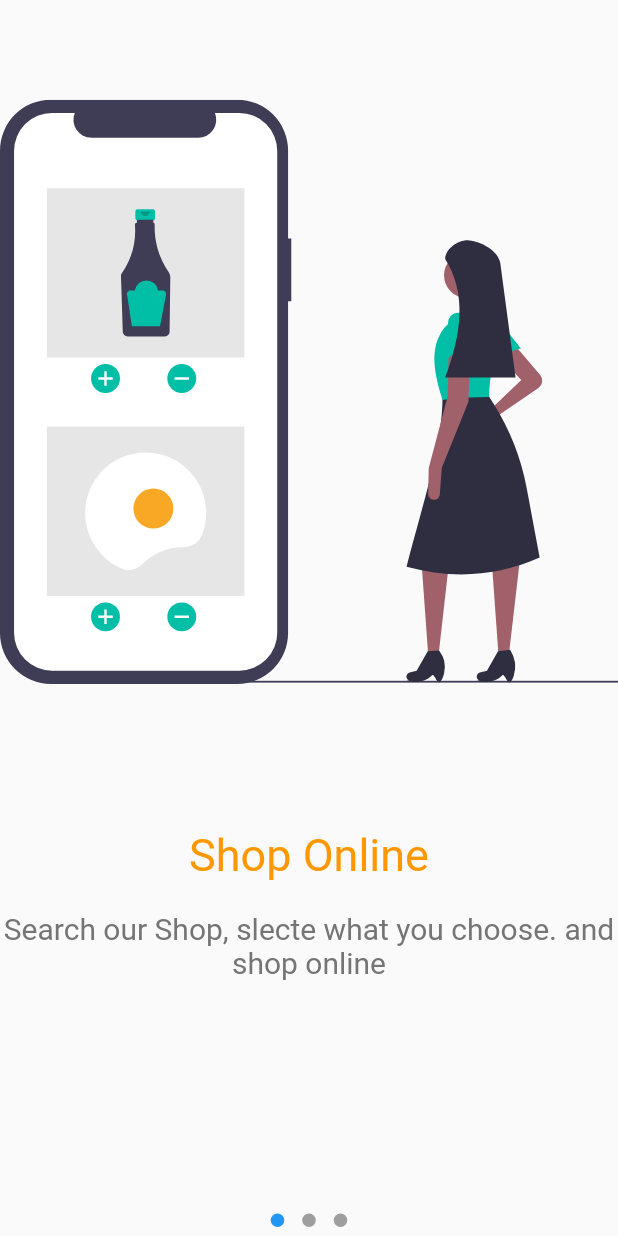
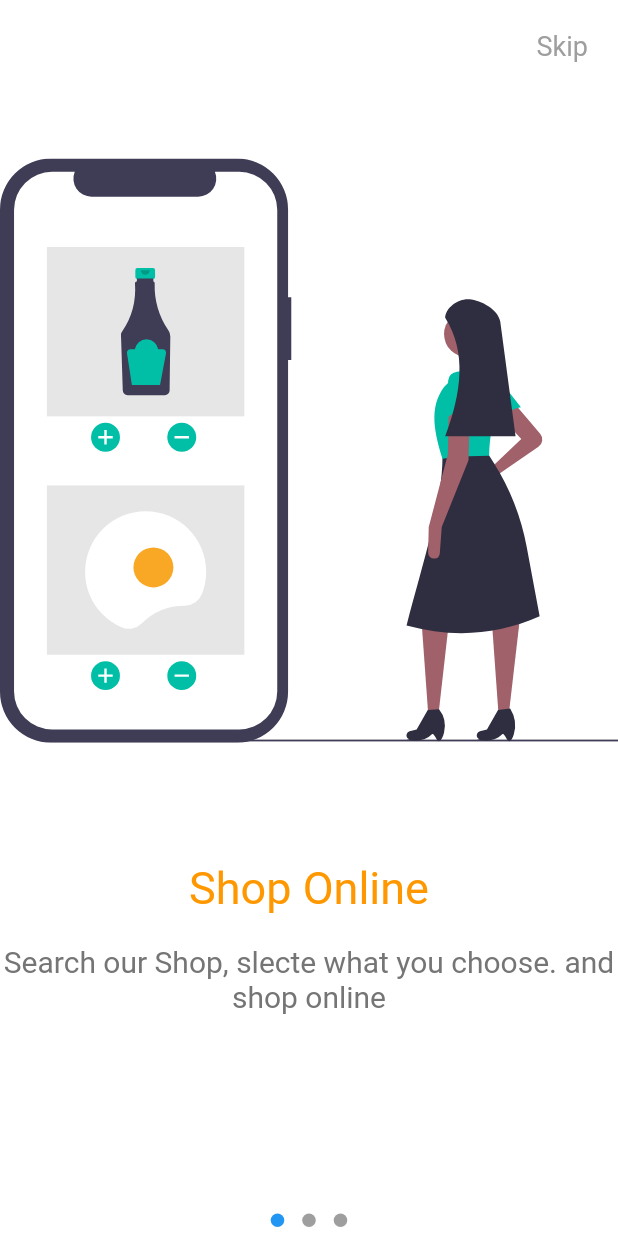
Before and after one commit to manishankarvakta/on_boarding_screen, a Flutter app: the screen it shows after launch, on a phone screen of 412 x 824 dp. Run offline on Flutter 3.47's test engine with Material 2 defaults, Android fonts, the light colour scheme and no system bars; drawn by our look-alikes of dots_indicator; our stand-ins replace flutter_svg.

Commit message:
add appbar and actionss

```diff
--- a/lib/main.dart
+++ b/lib/main.dart
@@ -46,6 +46,23 @@ class _MyHomePageState extends State<MyHomePage> {
   @override
   Widget build(BuildContext context) {
     return Scaffold(
+      backgroundColor: Colors.white,
+      appBar: AppBar(
+        elevation: 0,
+        backgroundColor: Colors.white,
+        actions: <Widget>[
+          Padding(
+            padding: EdgeInsets.only(right: 20, top: 20),
+            child: Text(
+              'Skip',
+              style: TextStyle(
+                  color: Colors.grey,
+                  fontSize: 18,
+                  fontWeight: FontWeight.w400),
+            ),
+          )
+        ],
+      ),
       body: SafeArea(
         child: Stack(
           children: <Widget>[
```
